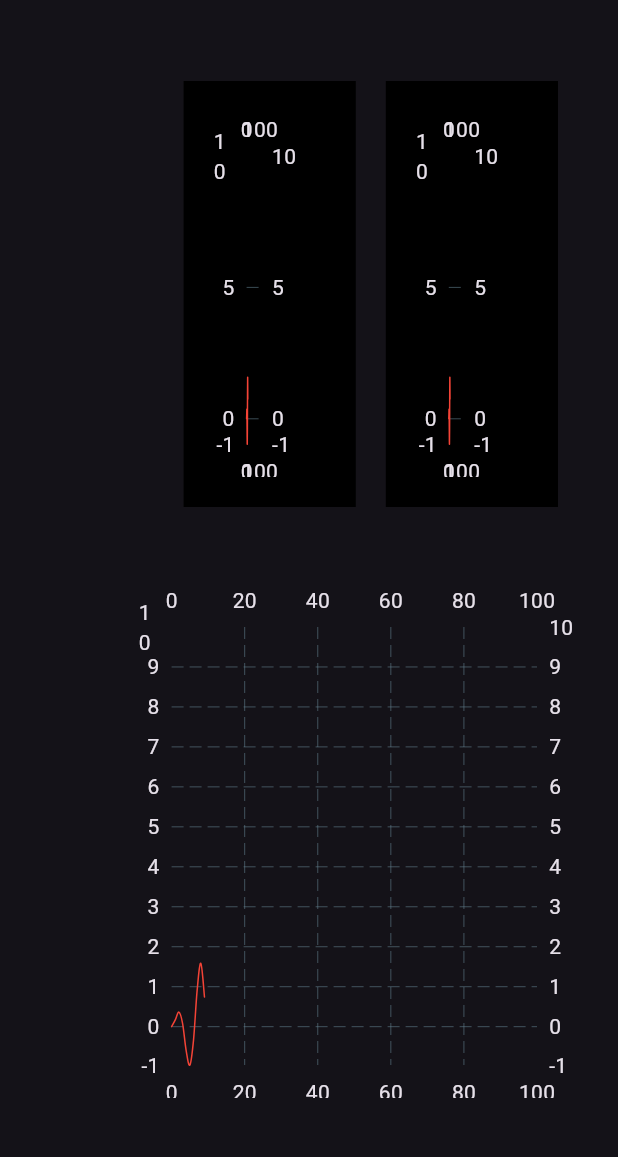
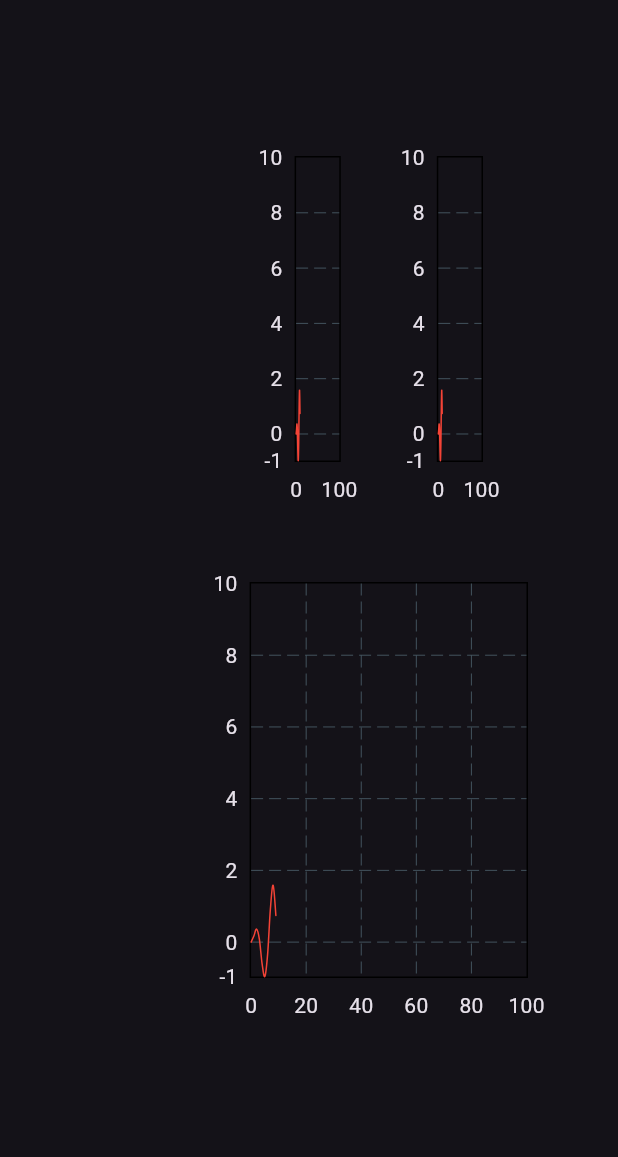
Before and after one commit to DH-ai/Telemetor, a Flutter app: the first screen one second after launch, on a phone screen of 412 x 824 dp, the part 63-1220 px from its top. Run offline on Flutter 3.47's test engine with Material 3 defaults, Android fonts, the light colour scheme and no system bars; drawn by our look-alikes of fl_chart; our stand-ins replace csv.

Commit message:
Woeking on the ui componenet

```diff
--- a/lib/main.dart
+++ b/lib/main.dart
@@ -41,11 +41,41 @@ class MyHomePage extends StatelessWidget {
       padding: const EdgeInsets.fromLTRB(0, 0, 0, 40),
       color: Theme.of(context).primaryColor,
       child: Scaffold(
+
         appBar: AppBar(
           centerTitle: true,
           title: Text(title),
         ),
-        body: Row(
+        body: const Padding(
+    padding:  EdgeInsets.all(50),
+    child:  RowApp(),
+      ),
+    ),
+    );
+  }
+
+  List<FlSpot> x3func() {
+    List<FlSpot> x3 = [];
+    for (int i = 0; i < 10; i++) {
+      x3.add(FlSpot(i.toDouble(), i.toDouble() * i.toDouble() * i.toDouble()));
+    }
+    for (int i = 10; i < 20; i++) {
+      x3.add(FlSpot(i.toDouble(),
+          10 * 10 * 10 * 2 - 1 * i.toDouble() * i.toDouble() * i.toDouble()));
+    }
+    return x3;
+  }
+}
+
+class RowApp extends StatelessWidget {
+  const RowApp({
+    super.key,
+  });
+
+  @override
+  Widget build(BuildContext context) {
+    return Row(
+
       children: [
         Expanded(
           // side bar
@@ -67,17 +97,17 @@ class MyHomePage extends StatelessWidget {
                     children: [
                       Expanded(
                         child: Container(
-                              color: Colors.black,
+                          // color: Colors.black,
                           margin: const EdgeInsets.all(10),
-                              padding: const EdgeInsets.all(20),
+                          // padding: const EdgeInsets.all(20),
                           child: const AltitudeChart(),
                         ),
                       ),
                       Expanded(
                         child: Container(
-                              color: Colors.black,
+                          // color: Colors.black,
                           margin: const EdgeInsets.all(10),
-                              padding: const EdgeInsets.all(20),
+                          // padding: const EdgeInsets.all(20),
                           child: const AltitudeChart(),
                         ),
                       ),
@@ -96,21 +126,7 @@ class MyHomePage extends StatelessWidget {
               ),
             ]))
       ],
-        ),
-      ),
     );
-  }
-
-  List<FlSpot> x3func() {
-    List<FlSpot> x3 = [];
-    for (int i = 0; i < 10; i++) {
-      x3.add(FlSpot(i.toDouble(), i.toDouble() * i.toDouble() * i.toDouble()));
-    }
-    for (int i = 10; i < 20; i++) {
-      x3.add(FlSpot(i.toDouble(),
-          10 * 10 * 10 * 2 - 1 * i.toDouble() * i.toDouble() * i.toDouble()));
-    }
-    return x3;
   }
 }
 
@@ -157,7 +173,11 @@ class _AltitudeChartState extends State<AltitudeChart> {
     return LineChart(
       LineChartData(
         // gridData: const FlGridData(show: false), no grids
-        borderData: FlBorderData(show: false),
+        // borderData: FlBorderData(show: true),
+        titlesData: const FlTitlesData(
+          rightTitles: AxisTitles(sideTitles: SideTitles(showTitles: false)),
+          topTitles: AxisTitles(sideTitles: SideTitles(showTitles: false)),
+        ),
         minX: 0,
         maxX: 100,
         minY: y_min!,
@@ -175,10 +195,7 @@ class _AltitudeChartState extends State<AltitudeChart> {
             // isStrokeCapRound: true,
           ),
         ],
-        titlesData: const FlTitlesData(
-          leftTitles: AxisTitles(sideTitles: SideTitles(showTitles: true)),
-          bottomTitles: AxisTitles(sideTitles: SideTitles(showTitles: true)),
-        ),
+
       ),
     );
   }
```
Lines whose indentation alone changed are shown as unchanged.
